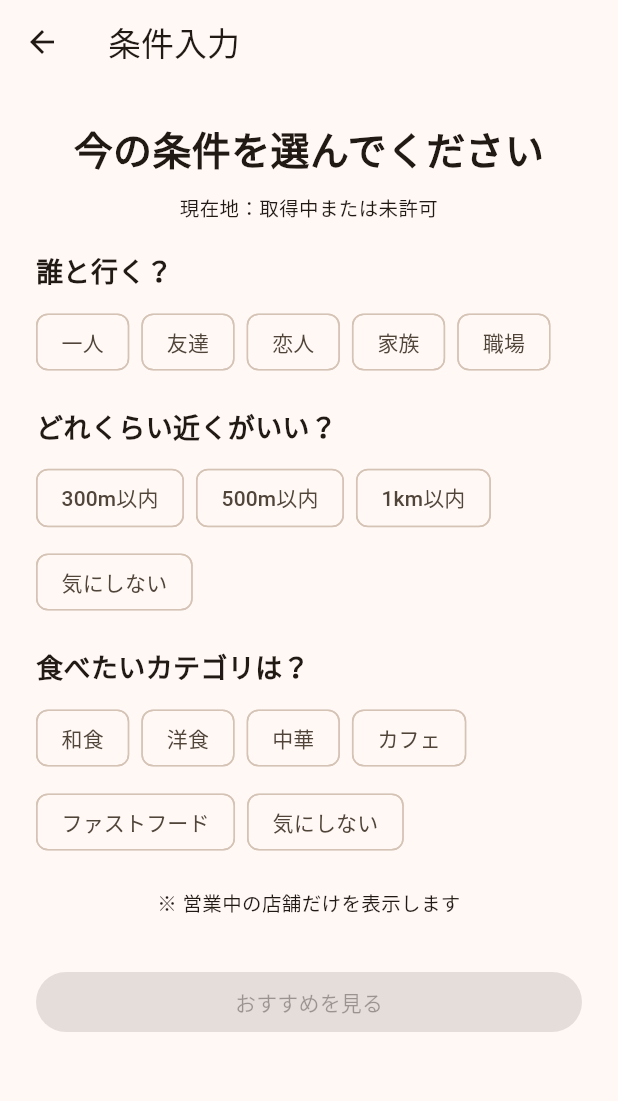
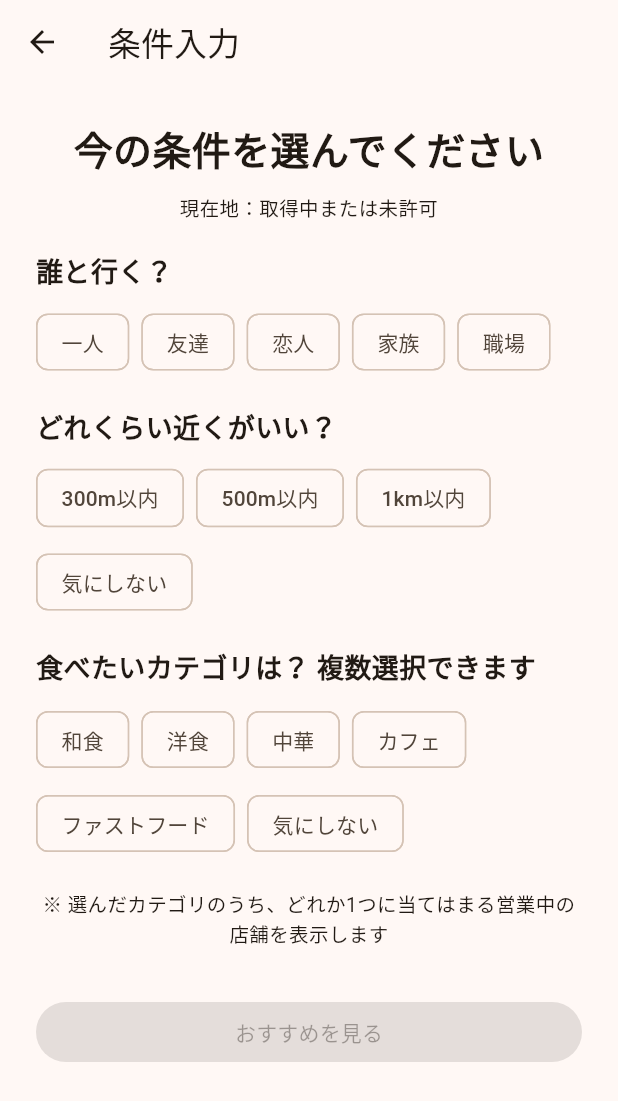
Before and after one commit to Neo-Oi/Swipeat, a Flutter app: the CompanionSelectScreen screen opened directly, on a phone screen of 412 x 824 dp. Shown: the top 1101 px of the screen. Run offline on Flutter 3.47's test engine with Material 3 defaults, Android fonts, the phone set to English and light mode, and no system bars; our stand-ins replace flutter_dotenv, geolocator.

Commit message:
複数選択可能にした

```diff
--- a/lib/screens/companion_select_screen.dart
+++ b/lib/screens/companion_select_screen.dart
@@ -15,27 +15,14 @@ class CompanionSelectScreen extends StatefulWidget {
 class _CompanionSelectScreenState extends State<CompanionSelectScreen> {
   String? selectedCompanion;
   String? selectedDistance;
-  String? selectedCategory;
+  final Set<String> selectedCategories = {};
 
   Position? currentPosition;
   bool isLoading = false;
   String? errorMessage;
 
-  final List<String> companions = [
-    '一人',
-    '友達',
-    '恋人',
-    '家族',
-    '職場',
-  ];
-
-  final List<String> distances = [
-    '300m以内',
-    '500m以内',
-    '1km以内',
-    '気にしない',
-  ];
-
+  final List<String> companions = ['一人', '友達', '恋人', '家族', '職場'];
+  final List<String> distances = ['300m以内', '500m以内', '1km以内', '気にしない'];
   final List<String> categories = [
     '和食',
     '洋食',
@@ -78,10 +65,18 @@ class _CompanionSelectScreenState extends State<CompanionSelectScreen> {
     return 2000;
   }
 
+  String selectedCategoryLabel() {
+    if (selectedCategories.contains('気にしない')) {
+      return '気にしない';
+    }
+
+    return selectedCategories.join('・');
+  }
+
   Future<void> searchRestaurants() async {
     if (selectedCompanion == null ||
         selectedDistance == null ||
-        selectedCategory == null) {
+        selectedCategories.isEmpty) {
       return;
     }
 
@@ -98,7 +93,7 @@ class _CompanionSelectScreenState extends State<CompanionSelectScreen> {
     });
 
     try {
-      var usedCategory = selectedCategory!;
+      var usedCategory = selectedCategoryLabel();
       var usedDistanceLabel = selectedDistance!;
       var noticeMessage = '';
 
@@ -107,7 +102,7 @@ class _CompanionSelectScreenState extends State<CompanionSelectScreen> {
         latitude: currentPosition!.latitude,
         longitude: currentPosition!.longitude,
         radiusMeters: distanceLimit(selectedDistance!),
-        category: selectedCategory!,
+        category: usedCategory,
         openNowOnly: true,
       );
 
@@ -124,7 +119,7 @@ class _CompanionSelectScreenState extends State<CompanionSelectScreen> {
           latitude: currentPosition!.latitude,
           longitude: currentPosition!.longitude,
           radiusMeters: relaxedDistanceLimit(selectedDistance!),
-          category: selectedCategory!,
+          category: usedCategory,
           openNowOnly: true,
         );
 
@@ -133,7 +128,7 @@ class _CompanionSelectScreenState extends State<CompanionSelectScreen> {
             .toList();
       }
 
-      if (googleRestaurants.isEmpty && selectedCategory != '気にしない') {
+      if (googleRestaurants.isEmpty && usedCategory != '気にしない') {
         usedCategory = '気にしない';
         noticeMessage = '候補が少なかったため、距離とカテゴリ条件を広げました。';
 
@@ -184,15 +179,12 @@ class _CompanionSelectScreenState extends State<CompanionSelectScreen> {
       padding: const EdgeInsets.only(top: 20, bottom: 10),
       child: Text(
         text,
-        style: const TextStyle(
-          fontSize: 18,
-          fontWeight: FontWeight.bold,
-        ),
+        style: const TextStyle(fontSize: 18, fontWeight: FontWeight.bold),
       ),
     );
   }
 
-  Widget buildChoiceList({
+  Widget buildSingleChoiceList({
     required List<String> items,
     required String? selectedValue,
     required void Function(String value) onSelected,
@@ -214,10 +206,46 @@ class _CompanionSelectScreenState extends State<CompanionSelectScreen> {
     );
   }
 
+  Widget buildCategoryChoiceList() {
+    return Wrap(
+      spacing: 8,
+      runSpacing: 8,
+      children: categories.map((category) {
+        final isSelected = selectedCategories.contains(category);
+
+        return FilterChip(
+          label: Text(category),
+          selected: isSelected,
+          onSelected: isLoading
+              ? null
+              : (selected) {
+                  setState(() {
+                    if (category == '気にしない') {
+                      selectedCategories.clear();
+                      if (selected) {
+                        selectedCategories.add(category);
+                      }
+                      return;
+                    }
+
+                    selectedCategories.remove('気にしない');
+
+                    if (selected) {
+                      selectedCategories.add(category);
+                    } else {
+                      selectedCategories.remove(category);
+                    }
+                  });
+                },
+        );
+      }).toList(),
+    );
+  }
+
   bool get canSearch {
     return selectedCompanion != null &&
         selectedDistance != null &&
-        selectedCategory != null &&
+        selectedCategories.isNotEmpty &&
         !isLoading;
   }
 
@@ -235,10 +263,7 @@ class _CompanionSelectScreenState extends State<CompanionSelectScreen> {
             const Text(
               '今の条件を選んでください',
               textAlign: TextAlign.center,
-              style: TextStyle(
-                fontSize: 26,
-                fontWeight: FontWeight.bold,
-              ),
+              style: TextStyle(fontSize: 26, fontWeight: FontWeight.bold),
             ),
             const SizedBox(height: 12),
             Text(
@@ -247,7 +272,7 @@ class _CompanionSelectScreenState extends State<CompanionSelectScreen> {
               style: const TextStyle(fontSize: 13),
             ),
             buildSectionTitle('誰と行く？'),
-            buildChoiceList(
+            buildSingleChoiceList(
               items: companions,
               selectedValue: selectedCompanion,
               onSelected: (value) {
@@ -257,7 +282,7 @@ class _CompanionSelectScreenState extends State<CompanionSelectScreen> {
               },
             ),
             buildSectionTitle('どれくらい近くがいい？'),
-            buildChoiceList(
+            buildSingleChoiceList(
               items: distances,
               selectedValue: selectedDistance,
               onSelected: (value) {
@@ -266,19 +291,11 @@ class _CompanionSelectScreenState extends State<CompanionSelectScreen> {
                 });
               },
             ),
-            buildSectionTitle('食べたいカテゴリは？'),
-            buildChoiceList(
-              items: categories,
-              selectedValue: selectedCategory,
-              onSelected: (value) {
-                setState(() {
-                  selectedCategory = value;
-                });
-              },
-            ),
+            buildSectionTitle('食べたいカテゴリは？ 複数選択できます'),
+            buildCategoryChoiceList(),
             const SizedBox(height: 20),
             const Text(
-              '※ 営業中の店舗だけを表示します',
+              '※ 選んだカテゴリのうち、どれか1つに当てはまる営業中の店舗を表示します',
               textAlign: TextAlign.center,
               style: TextStyle(fontSize: 13),
             ),
@@ -287,10 +304,7 @@ class _CompanionSelectScreenState extends State<CompanionSelectScreen> {
               Text(
                 errorMessage!,
                 textAlign: TextAlign.center,
-                style: const TextStyle(
-                  color: Colors.red,
-                  fontSize: 13,
-                ),
+                style: const TextStyle(color: Colors.red, fontSize: 13),
               ),
             ],
             const SizedBox(height: 32),
```
Also changed, not shown: lib/services/google_places_service.dart (+26 -10 lines), 2 other files.
